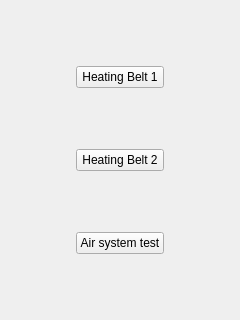
Qt form ServiceSW/Master/Components/Diagnostics/Forms/LaSystem.ui (Liyezhong/Master) before a commit.
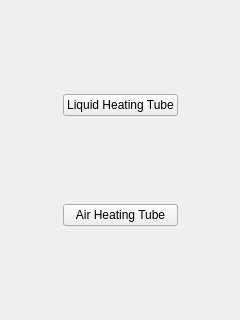
The same form after that commit.

Commit message: S:Update Diagnostics UI

What changed in the file:
```diff
--- a/ServiceSW/Master/Components/Diagnostics/Forms/LaSystem.ui
+++ b/ServiceSW/Master/Components/Diagnostics/Forms/LaSystem.ui
@@ -30,7 +30,7 @@
    <item row="1" column="1">
     <widget class="QPushButton" name="testHeatingBelt1">
      <property name="text">
-      <string>Heating Belt 1</string>
+      <string>Liquid Heating Tube</string>
      </property>
     </widget>
    </item>
@@ -47,13 +47,6 @@
      </property>
     </spacer>
    </item>
-   <item row="5" column="1">
-    <widget class="QPushButton" name="testAirSystem">
-     <property name="text">
-      <string>Air system test</string>
-     </property>
-    </widget>
-   </item>
    <item row="0" column="1">
     <spacer name="verticalSpacer">
      <property name="orientation">
@@ -67,12 +60,18 @@
      </property>
     </spacer>
    </item>
-   <item row="3" column="1">
-    <widget class="QPushButton" name="testHeatingBelt2">
-     <property name="text">
-      <string>Heating Belt 2</string>
+   <item row="3" column="2">
+    <spacer name="horizontalSpacer_2">
+     <property name="orientation">
+      <enum>Qt::Horizontal</enum>
      </property>
-    </widget>
+     <property name="sizeHint" stdset="0">
+      <size>
+       <width>40</width>
+       <height>20</height>
+      </size>
+     </property>
+    </spacer>
    </item>
    <item row="2" column="1">
     <spacer name="verticalSpacer_2">
@@ -87,20 +86,7 @@
      </property>
     </spacer>
    </item>
-   <item row="4" column="1">
-    <spacer name="verticalSpacer_3">
-     <property name="orientation">
-      <enum>Qt::Vertical</enum>
-     </property>
-     <property name="sizeHint" stdset="0">
-      <size>
-       <width>20</width>
-       <height>40</height>
-      </size>
-     </property>
-    </spacer>
-   </item>
-   <item row="6" column="1">
+   <item row="5" column="1">
     <spacer name="verticalSpacer_4">
      <property name="orientation">
       <enum>Qt::Vertical</enum>
@@ -113,6 +99,13 @@
      </property>
     </spacer>
    </item>
+   <item row="3" column="1">
+    <widget class="QPushButton" name="testAirHeatingTube">
+     <property name="text">
+      <string>Air Heating Tube</string>
+     </property>
+    </widget>
+   </item>
   </layout>
  </widget>
  <resources/>
```
Left out of the diff: 15 changed lines with no effect on the pictures. The commit also changes 5 other files.
